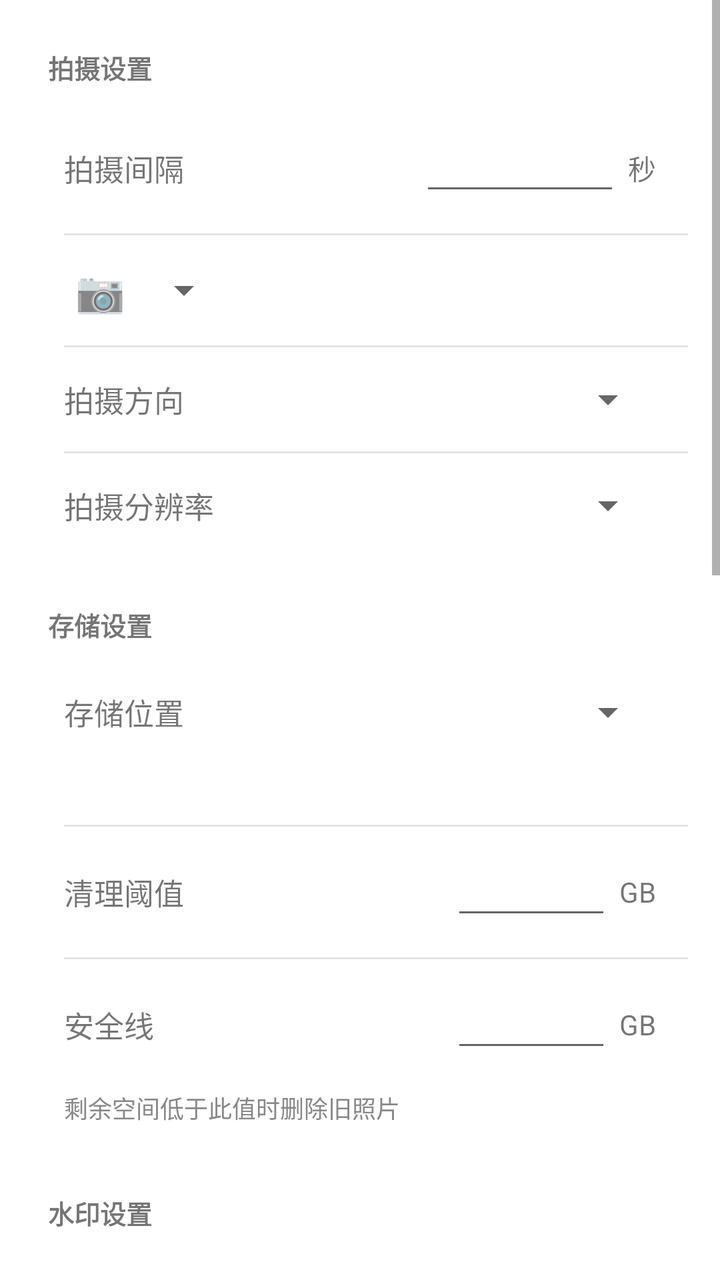
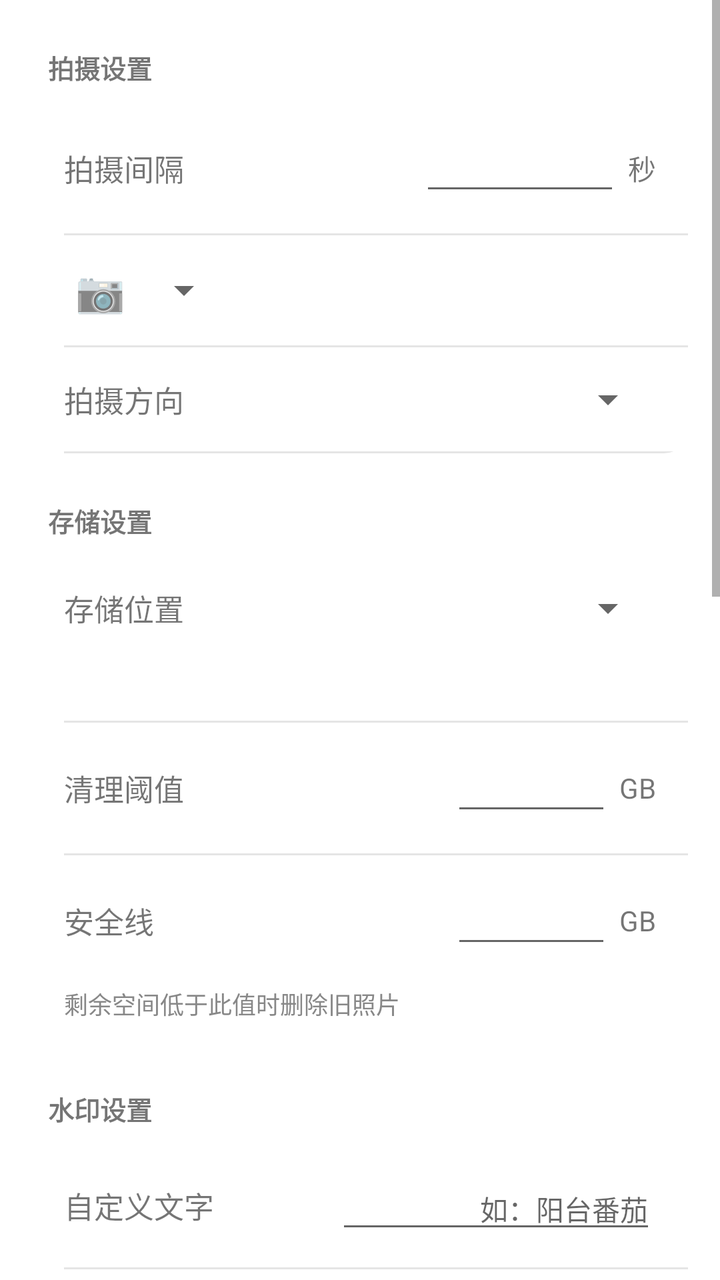

Compare the two renders of this Android layout. The source of the first and the diff that turns it into the second are given below.
<!-- AndroidManifest.xml: application theme Theme.TimeLapseCamera -->
<!-- res/layout/fragment_settings.xml -->
<?xml version="1.0" encoding="utf-8"?>
<ScrollView xmlns:android="http://schemas.android.com/apk/res/android"
    xmlns:app="http://schemas.android.com/apk/res-auto"
    android:layout_width="match_parent"
    android:layout_height="match_parent">

    <LinearLayout
        android:layout_width="match_parent"
        android:layout_height="wrap_content"
        android:orientation="vertical"
        android:padding="16dp">

        
        <TextView
            android:layout_width="match_parent"
            android:layout_height="wrap_content"
            android:padding="8dp"
            android:text="@string/settings_capture_group"
            android:textSize="13sp"
            android:textStyle="bold" />

        <com.google.android.material.card.MaterialCardView
            android:layout_width="match_parent"
            android:layout_height="wrap_content"
            android:layout_marginBottom="16dp"
            app:cardCornerRadius="12dp"
            app:cardElevation="0dp">

            <LinearLayout
                android:layout_width="match_parent"
                android:layout_height="wrap_content"
                android:orientation="vertical">

                <LinearLayout
                    android:layout_width="match_parent"
                    android:layout_height="wrap_content"
                    android:orientation="horizontal"
                    android:gravity="center_vertical"
                    android:paddingHorizontal="16dp"
                    android:paddingVertical="14dp">

                    <TextView
                        android:layout_width="0dp"
                        android:layout_height="wrap_content"
                        android:layout_weight="1"
                        android:text="@string/settings_interval"
                        android:textSize="15sp" />

                    <com.google.android.material.textfield.TextInputEditText
                        android:id="@+id/etInterval"
                        android:layout_width="100dp"
                        android:layout_height="wrap_content"
                        android:inputType="number"
                        android:maxLength="5"
                        android:gravity="end"
                        android:textSize="15sp" />

                    <TextView
                        android:layout_width="wrap_content"
                        android:layout_height="wrap_content"
                        android:layout_marginStart="4dp"
                        android:text="@string/settings_seconds"
                        android:textSize="14sp" />
                </LinearLayout>

                <View
                    android:layout_width="match_parent"
                    android:layout_height="1dp"
                    android:background="#1A000000"
                    android:layout_marginStart="16dp" />

                <LinearLayout
                    android:layout_width="match_parent"
                    android:layout_height="wrap_content"
                    android:orientation="horizontal"
                    android:gravity="center_vertical"
                    android:paddingHorizontal="16dp"
                    android:paddingVertical="14dp">

                    <TextView
                        android:layout_width="36dp"
                        android:layout_height="wrap_content"
                        android:gravity="center"
                        android:text="📷"
                        android:textSize="20sp" />

                    <Spinner
                        android:id="@+id/spinnerCamera"
                        android:layout_width="wrap_content"
                        android:layout_height="wrap_content" />
                </LinearLayout>

                <View
                    android:layout_width="match_parent"
                    android:layout_height="1dp"
                    android:background="#1A000000"
                    android:layout_marginStart="16dp" />

                <LinearLayout
                    android:layout_width="match_parent"
                    android:layout_height="wrap_content"
                    android:orientation="horizontal"
                    android:gravity="center_vertical"
                    android:paddingHorizontal="16dp"
                    android:paddingVertical="14dp">

                    <TextView
                        android:layout_width="0dp"
                        android:layout_height="wrap_content"
                        android:layout_weight="1"
                        android:text="@string/settings_shot_rotation"
                        android:textSize="15sp" />

                    <Spinner
                        android:id="@+id/spinnerShotRotation"
                        android:layout_width="wrap_content"
                        android:layout_height="wrap_content" />
                </LinearLayout>

                <View
                    android:layout_width="match_parent"
                    android:layout_height="1dp"
                    android:background="#1A000000"
                    android:layout_marginStart="16dp" />

                <LinearLayout
                    android:layout_width="match_parent"
                    android:layout_height="wrap_content"
                    android:orientation="horizontal"
                    android:gravity="center_vertical"
                    android:paddingHorizontal="16dp"
                    android:paddingVertical="14dp">

                    <TextView
                        android:layout_width="0dp"
                        android:layout_height="wrap_content"
                        android:layout_weight="1"
                        android:text="@string/settings_resolution"
                        android:textSize="15sp" />

                    <Spinner
                        android:id="@+id/spinnerResolution"
                        android:layout_width="wrap_content"
                        android:layout_height="wrap_content" />
                </LinearLayout>
            </LinearLayout>
        </com.google.android.material.card.MaterialCardView>

        
        <TextView
            android:layout_width="match_parent"
            android:layout_height="wrap_content"
            android:padding="8dp"
            android:text="@string/settings_storage_group"
            android:textSize="13sp"
            android:textStyle="bold" />

        <com.google.android.material.card.MaterialCardView
            android:layout_width="match_parent"
            android:layout_height="wrap_content"
            android:layout_marginBottom="16dp"
            app:cardCornerRadius="12dp"
            app:cardElevation="0dp">

            <LinearLayout
                android:layout_width="match_parent"
                android:layout_height="wrap_content"
                android:orientation="vertical">

                <LinearLayout
                    android:layout_width="match_parent"
                    android:layout_height="wrap_content"
                    android:orientation="horizontal"
                    android:gravity="center_vertical"
                    android:paddingHorizontal="16dp"
                    android:paddingVertical="14dp">

                    <TextView
                        android:layout_width="0dp"
                        android:layout_height="wrap_content"
                        android:layout_weight="1"
                        android:text="@string/settings_storage_location"
                        android:textSize="15sp" />

                    <Spinner
                        android:id="@+id/spinnerStorageLocation"
                        android:layout_width="wrap_content"
                        android:layout_height="wrap_content" />
                </LinearLayout>

                <TextView
                    android:id="@+id/tvStoragePath"
                    android:layout_width="match_parent"
                    android:layout_height="wrap_content"
                    android:paddingHorizontal="16dp"
                    android:paddingBottom="14dp"
                    android:textSize="12sp"
                    android:textColor="#888888" />

                <View
                    android:layout_width="match_parent"
                    android:layout_height="1dp"
                    android:background="#1A000000"
                    android:layout_marginStart="16dp" />

                <LinearLayout
                    android:layout_width="match_parent"
                    android:layout_height="wrap_content"
                    android:orientation="horizontal"
                    android:gravity="center_vertical"
                    android:paddingHorizontal="16dp"
                    android:paddingVertical="14dp">

                    <TextView
                        android:layout_width="0dp"
                        android:layout_height="wrap_content"
                        android:layout_weight="1"
                        android:text="@string/settings_storage_threshold"
                        android:textSize="15sp" />

                    <com.google.android.material.textfield.TextInputEditText
                        android:id="@+id/etStorageThreshold"
                        android:layout_width="80dp"
                        android:layout_height="wrap_content"
                        android:inputType="numberDecimal"
                        android:maxLength="4"
                        android:gravity="end"
                        android:textSize="15sp" />

                    <TextView
                        android:layout_width="wrap_content"
                        android:layout_height="wrap_content"
                        android:layout_marginStart="4dp"
                        android:text="@string/settings_storage_gb"
                        android:textSize="14sp" />
                </LinearLayout>

                <View
                    android:layout_width="match_parent"
                    android:layout_height="1dp"
                    android:background="#1A000000"
                    android:layout_marginStart="16dp" />

                <LinearLayout
                    android:layout_width="match_parent"
                    android:layout_height="wrap_content"
                    android:orientation="horizontal"
                    android:gravity="center_vertical"
                    android:paddingHorizontal="16dp"
                    android:paddingVertical="14dp">

                    <TextView
                        android:layout_width="0dp"
                        android:layout_height="wrap_content"
                        android:layout_weight="1"
                        android:text="@string/settings_storage_safe_line"
                        android:textSize="15sp" />

                    <com.google.android.material.textfield.TextInputEditText
                        android:id="@+id/etStorageSafeLine"
                        android:layout_width="80dp"
                        android:layout_height="wrap_content"
                        android:inputType="numberDecimal"
                        android:maxLength="4"
                        android:gravity="end"
                        android:textSize="15sp" />

                    <TextView
                        android:layout_width="wrap_content"
                        android:layout_height="wrap_content"
                        android:layout_marginStart="4dp"
                        android:text="@string/settings_storage_gb"
                        android:textSize="14sp" />
                </LinearLayout>

                <TextView
                    android:layout_width="match_parent"
                    android:layout_height="wrap_content"
                    android:paddingHorizontal="16dp"
                    android:paddingBottom="10dp"
                    android:text="@string/settings_storage_threshold_desc"
                    android:textSize="12sp"
                    android:textColor="#888888" />
            </LinearLayout>
        </com.google.android.material.card.MaterialCardView>

        
        <TextView
            android:layout_width="match_parent"
            android:layout_height="wrap_content"
            android:padding="8dp"
            android:text="@string/settings_watermark_group"
            android:textSize="13sp"
            android:textStyle="bold" />

        <com.google.android.material.card.MaterialCardView
            android:layout_width="match_parent"
            android:layout_height="wrap_content"
            android:layout_marginBottom="16dp"
            app:cardCornerRadius="12dp"
            app:cardElevation="0dp">

            <LinearLayout
                android:layout_width="match_parent"
                android:layout_height="wrap_content"
                android:orientation="vertical">

                <LinearLayout
                    android:layout_width="match_parent"
                    android:layout_height="wrap_content"
                    android:orientation="horizontal"
                    android:gravity="center_vertical"
                    android:paddingHorizontal="16dp"
                    android:paddingVertical="12dp">

                    <TextView
                        android:layout_width="0dp"
                        android:layout_height="wrap_content"
                        android:layout_weight="1"
                        android:text="@string/settings_watermark_text"
                        android:textSize="15sp" />

                    <com.google.android.material.textfield.TextInputEditText
                        android:id="@+id/etWatermarkText"
                        android:layout_width="160dp"
                        android:layout_height="wrap_content"
                        android:inputType="text"
                        android:maxLength="50"
                        android:gravity="end"
                        android:textSize="14sp"
                        android:hint="@string/settings_watermark_hint" />
                </LinearLayout>

                <View
                    android:layout_width="match_parent"
                    android:layout_height="1dp"
                    android:background="#1A000000"
                    android:layout_marginStart="16dp" />

                <androidx.appcompat.widget.SwitchCompat
                    android:id="@+id/switchBattery"
                    android:layout_width="match_parent"
                    android:layout_height="wrap_content"
                    android:paddingHorizontal="16dp"
                    android:paddingVertical="14dp"
                    android:text="@string/settings_watermark_battery"
                    android:textSize="15sp" />

                <View
                    android:layout_width="match_parent"
                    android:layout_height="1dp"
                    android:background="#1A000000"
                    android:layout_marginStart="16dp" />

                <androidx.appcompat.widget.SwitchCompat
                    android:id="@+id/switchStorage"
                    android:layout_width="match_parent"
                    android:layout_height="wrap_content"
                    android:paddingHorizontal="16dp"
                    android:paddingVertical="14dp"
                    android:text="@string/settings_watermark_storage"
                    android:textSize="15sp" />

                <View
                    android:layout_width="match_parent"
                    android:layout_height="1dp"
                    android:background="#1A000000"
                    android:layout_marginStart="16dp" />

                <androidx.appcompat.widget.SwitchCompat
                    android:id="@+id/switchTemperature"
                    android:layout_width="match_parent"
                    android:layout_height="wrap_content"
                    android:paddingHorizontal="16dp"
                    android:paddingVertical="14dp"
                    android:text="@string/settings_watermark_temperature"
                    android:textSize="15sp" />
            </LinearLayout>
        </com.google.android.material.card.MaterialCardView>

        
        <TextView
            android:layout_width="match_parent"
            android:layout_height="wrap_content"
            android:padding="8dp"
            android:text="@string/settings_permission_group"
            android:textSize="13sp"
            android:textStyle="bold" />

        <com.google.android.material.card.MaterialCardView
            android:layout_width="match_parent"
            android:layout_height="wrap_content"
            android:layout_marginBottom="16dp"
            app:cardCornerRadius="12dp"
            app:cardElevation="0dp">

            <LinearLayout
                android:layout_width="match_parent"
                android:layout_height="wrap_content"
                android:orientation="vertical">

                <LinearLayout
                    android:id="@+id/rowCameraPermission"
                    android:layout_width="match_parent"
                    android:layout_height="wrap_content"
                    android:orientation="horizontal"
                    android:gravity="center_vertical"
                    android:paddingHorizontal="16dp"
                    android:paddingVertical="14dp"
                    android:background="?attr/selectableItemBackground">

                    <TextView
                        android:layout_width="0dp"
                        android:layout_height="wrap_content"
                        android:layout_weight="1"
                        android:text="@string/settings_camera_permission"
                        android:textSize="15sp" />

                    <TextView
                        android:id="@+id/tvCameraPermission"
                        android:layout_width="wrap_content"
                        android:layout_height="wrap_content"
                        android:textSize="14sp" />
                </LinearLayout>

                <View
                    android:layout_width="match_parent"
                    android:layout_height="1dp"
                    android:background="#1A000000"
                    android:layout_marginStart="16dp" />

                <LinearLayout
                    android:id="@+id/rowNotificationPermission"
                    android:layout_width="match_parent"
                    android:layout_height="wrap_content"
                    android:orientation="horizontal"
                    android:gravity="center_vertical"
                    android:paddingHorizontal="16dp"
                    android:paddingVertical="14dp"
                    android:background="?attr/selectableItemBackground">

                    <TextView
                        android:layout_width="0dp"
                        android:layout_height="wrap_content"
                        android:layout_weight="1"
                        android:text="@string/settings_notification_permission"
                        android:textSize="15sp" />

                    <TextView
                        android:id="@+id/tvNotificationPermission"
                        android:layout_width="wrap_content"
                        android:layout_height="wrap_content"
                        android:textSize="14sp" />
                </LinearLayout>

                <View
                    android:layout_width="match_parent"
                    android:layout_height="1dp"
                    android:background="#1A000000"
                    android:layout_marginStart="16dp" />

                <LinearLayout
                    android:id="@+id/rowExactAlarm"
                    android:layout_width="match_parent"
                    android:layout_height="wrap_content"
                    android:orientation="horizontal"
                    android:gravity="center_vertical"
                    android:paddingHorizontal="16dp"
                    android:paddingVertical="14dp"
                    android:background="?attr/selectableItemBackground">

                    <TextView
                        android:layout_width="0dp"
                        android:layout_height="wrap_content"
                        android:layout_weight="1"
                        android:text="@string/settings_exact_alarm"
                        android:textSize="15sp" />

                    <TextView
                        android:id="@+id/tvExactAlarm"
                        android:layout_width="wrap_content"
                        android:layout_height="wrap_content"
                        android:textSize="14sp" />
                </LinearLayout>

                <View
                    android:layout_width="match_parent"
                    android:layout_height="1dp"
                    android:background="#1A000000"
                    android:layout_marginStart="16dp" />

                <LinearLayout
                    android:id="@+id/rowBatteryOptimization"
                    android:layout_width="match_parent"
                    android:layout_height="wrap_content"
                    android:orientation="horizontal"
                    android:gravity="center_vertical"
                    android:paddingHorizontal="16dp"
                    android:paddingVertical="14dp"
                    android:background="?attr/selectableItemBackground">

                    <TextView
                        android:layout_width="0dp"
                        android:layout_height="wrap_content"
                        android:layout_weight="1"
                        android:text="@string/settings_battery_optimization"
                        android:textSize="15sp" />

                    <TextView
                        android:id="@+id/tvBatteryOptimization"
                        android:layout_width="wrap_content"
                        android:layout_height="wrap_content"
                        android:textSize="14sp" />
                </LinearLayout>

                <View
                    android:layout_width="match_parent"
                    android:layout_height="1dp"
                    android:background="#1A000000"
                    android:layout_marginStart="16dp" />

                <LinearLayout
                    android:id="@+id/rowAppDetails"
                    android:layout_width="match_parent"
                    android:layout_height="wrap_content"
                    android:orientation="horizontal"
                    android:gravity="center_vertical"
                    android:paddingHorizontal="16dp"
                    android:paddingVertical="14dp"
                    android:background="?attr/selectableItemBackground">

                    <TextView
                        android:layout_width="0dp"
                        android:layout_height="wrap_content"
                        android:layout_weight="1"
                        android:text="@string/settings_app_details"
                        android:textSize="15sp" />

                    <TextView
                        android:layout_width="wrap_content"
                        android:layout_height="wrap_content"
                        android:text="@string/settings_go_to_settings"
                        android:textSize="14sp" />
                </LinearLayout>
            </LinearLayout>
        </com.google.android.material.card.MaterialCardView>

        
        <TextView
            android:layout_width="match_parent"
            android:layout_height="wrap_content"
            android:padding="8dp"
            android:text="@string/settings_remote_group"
            android:textSize="13sp"
            android:textStyle="bold" />

        <com.google.android.material.card.MaterialCardView
            android:layout_width="match_parent"
            android:layout_height="wrap_content"
            android:layout_marginBottom="16dp"
            app:cardCornerRadius="12dp"
            app:cardElevation="0dp">

            <LinearLayout
                android:layout_width="match_parent"
                android:layout_height="wrap_content"
                android:orientation="vertical"
                android:paddingHorizontal="16dp"
                android:paddingVertical="14dp">

                <com.google.android.material.textfield.TextInputEditText
                    android:id="@+id/etRemoteUrl"
                    android:layout_width="match_parent"
                    android:layout_height="wrap_content"
                    android:inputType="textUri"
                    android:maxLength="500"
                    android:textSize="14sp"
                    android:hint="@string/settings_remote_url_hint" />

                <TextView
                    android:layout_width="match_parent"
                    android:layout_height="wrap_content"
                    android:layout_marginTop="6dp"
                    android:text="@string/settings_remote_desc"
                    android:textSize="12sp" />
            </LinearLayout>
        </com.google.android.material.card.MaterialCardView>

        
        <TextView
            android:layout_width="match_parent"
            android:layout_height="wrap_content"
            android:padding="8dp"
            android:text="@string/settings_about_group"
            android:textSize="13sp"
            android:textStyle="bold" />

        <com.google.android.material.card.MaterialCardView
            android:layout_width="match_parent"
            android:layout_height="wrap_content"
            android:layout_marginBottom="24dp"
            app:cardCornerRadius="12dp"
            app:cardElevation="0dp">

            <LinearLayout
                android:layout_width="match_parent"
                android:layout_height="wrap_content"
                android:orientation="vertical"
                android:paddingHorizontal="16dp"
                android:paddingVertical="14dp">

                <TextView
                    android:id="@+id/tvVersion"
                    android:layout_width="match_parent"
                    android:layout_height="wrap_content"
                    android:text="@string/settings_version"
                    android:textSize="15sp" />
            </LinearLayout>
        </com.google.android.material.card.MaterialCardView>

    </LinearLayout>
</ScrollView>
<!-- resources referenced by this layout -->
<resources>
  <string name="settings_about_group">关于</string>
  <string name="settings_app_details">系统设置（自启动/后台等）</string>
  <string name="settings_battery_optimization">忽略电池优化</string>
  <string name="settings_camera_permission">相机权限</string>
  <string name="settings_capture_group">拍摄设置</string>
  <string name="settings_exact_alarm">精确闹钟</string>
  <string name="settings_go_to_settings">前往 →</string>
  <string name="settings_interval">拍摄间隔</string>
  <string name="settings_notification_permission">通知权限</string>
  <string name="settings_permission_group">权限与保活</string>
  <string name="settings_remote_desc">返回 15-3600 整数，作为下次拍摄间隔（秒）</string>
  <string name="settings_remote_group">远程配置</string>
  <string name="settings_remote_url_hint">http://example.com/interval</string>
  <string name="settings_resolution">拍摄分辨率</string>
  <string name="settings_seconds">秒</string>
  <string name="settings_shot_rotation">拍摄方向</string>
  <string name="settings_storage_gb">GB</string>
  <string name="settings_storage_group">存储设置</string>
  <string name="settings_storage_location">存储位置</string>
  <string name="settings_storage_safe_line">安全线</string>
  <string name="settings_storage_threshold">清理阈值</string>
  <string name="settings_storage_threshold_desc">剩余空间低于此值时删除旧照片</string>
  <string name="settings_version">版本 %1$s</string>
  <string name="settings_watermark_battery">显示电量</string>
  <string name="settings_watermark_group">水印设置</string>
  <string name="settings_watermark_hint">如：阳台番茄</string>
  <string name="settings_watermark_storage">显示存储</string>
  <string name="settings_watermark_temperature">显示温度</string>
  <string name="settings_watermark_text">自定义文字</string>
  <style name="Theme.TimeLapseCamera" parent="Theme.MaterialComponents.Light.NoActionBar">
          <item name="colorPrimary">@color/primary</item>
          <item name="colorPrimaryVariant">@color/primary_dark</item>
          <item name="colorOnPrimary">@color/white</item>
          <item name="colorSecondary">@color/accent</item>
          <item name="colorOnSecondary">@color/black</item>
          <item name="android:statusBarColor" tools:targetApi="21">@color/primary_dark</item>
      </style>
  <color name="primary">#2E7D32</color>
  <color name="primary_dark">#1B5E20</color>
  <color name="white">#FFFFFF</color>
  <color name="accent">#FF6F00</color>
  <color name="black">#000000</color>
</resources>

<!-- the commit's change to res/layout/fragment_settings.xml (unified diff, before → after) -->
@@ -122,27 +122,6 @@
                     android:layout_height="1dp"
                     android:background="#1A000000"
                     android:layout_marginStart="16dp" />
-
-                <LinearLayout
-                    android:layout_width="match_parent"
-                    android:layout_height="wrap_content"
-                    android:orientation="horizontal"
-                    android:gravity="center_vertical"
-                    android:paddingHorizontal="16dp"
-                    android:paddingVertical="14dp">
-
-                    <TextView
-                        android:layout_width="0dp"
-                        android:layout_height="wrap_content"
-                        android:layout_weight="1"
-                        android:text="@string/settings_resolution"
-                        android:textSize="15sp" />
-
-                    <Spinner
-                        android:id="@+id/spinnerResolution"
-                        android:layout_width="wrap_content"
-                        android:layout_height="wrap_content" />
-                </LinearLayout>
             </LinearLayout>
         </com.google.android.material.card.MaterialCardView>
 
<!-- resource entries referenced after the edit -->
@@ -13,7 +13,6 @@
   <string name="settings_remote_desc">返回 15-3600 整数，作为下次拍摄间隔（秒）</string>
   <string name="settings_remote_group">远程配置</string>
   <string name="settings_remote_url_hint">http://example.com/interval</string>
-  <string name="settings_resolution">拍摄分辨率</string>
   <string name="settings_seconds">秒</string>
   <string name="settings_shot_rotation">拍摄方向</string>
   <string name="settings_storage_gb">GB</string>
